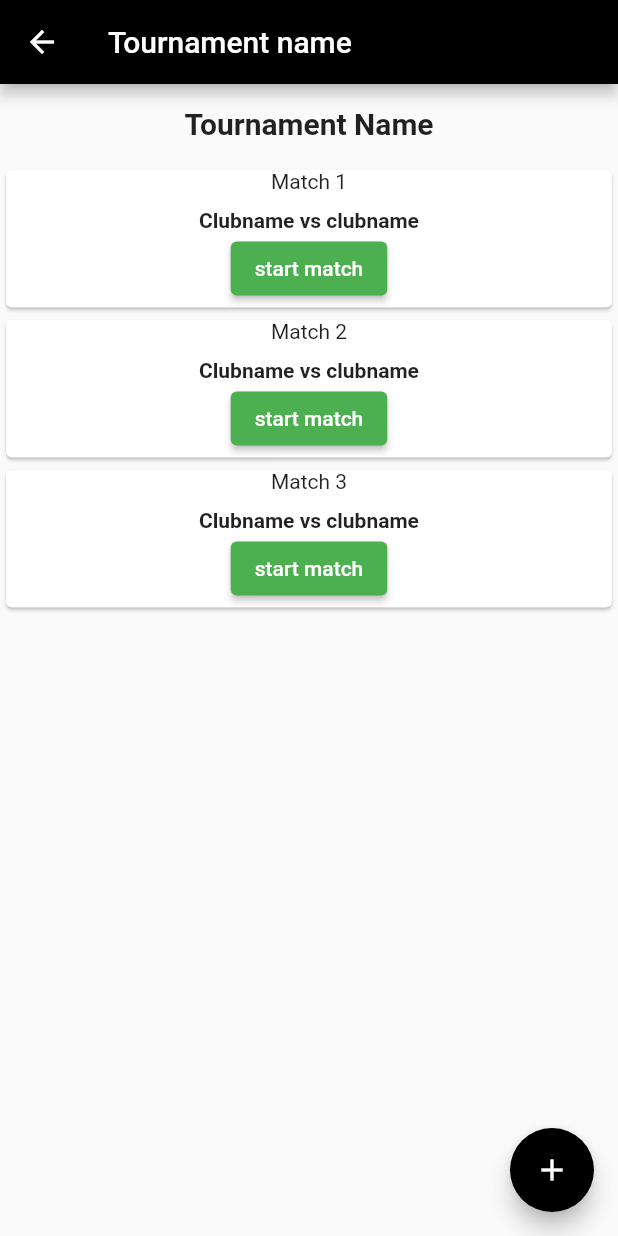
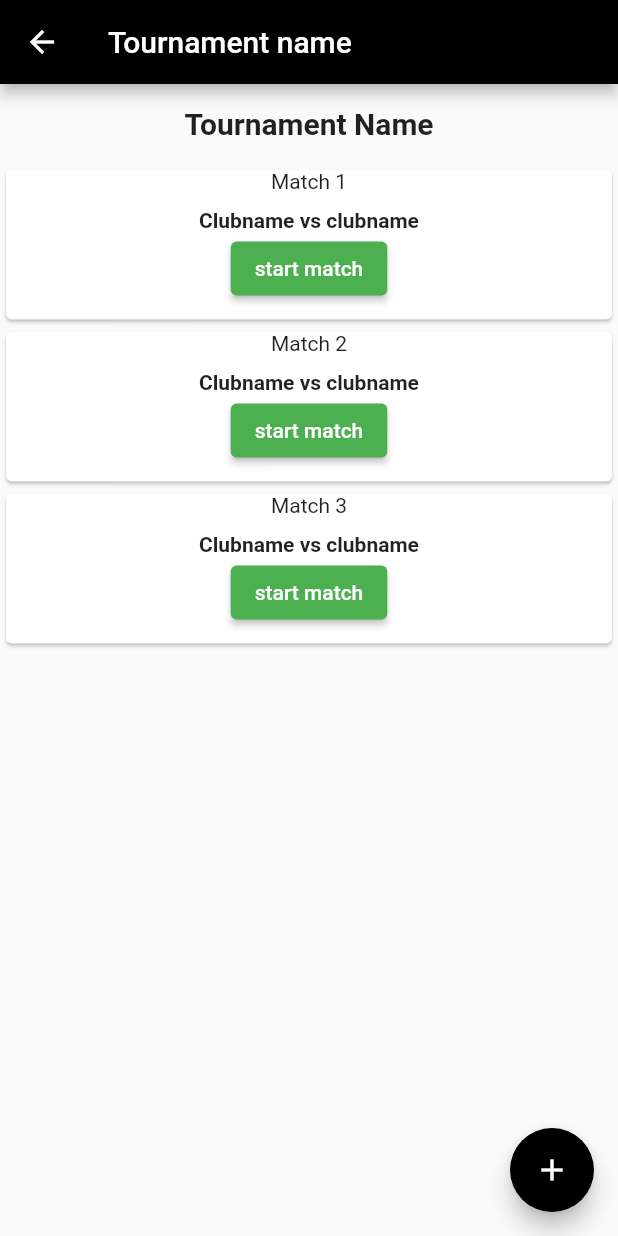
Before and after one commit to fliersclub/FliersClub, a Flutter app: the TournamentScreen2 screen opened directly, on a phone screen of 412 x 824 dp. Run offline on Flutter 3.47's test engine with Material 2 defaults, Android fonts, the phone set to English and light mode, and no system bars; our stand-ins replace carousel_slider.

Commit message:
height problem fixed

```diff
--- a/lib/screens/tournment_screen2.dart
+++ b/lib/screens/tournment_screen2.dart
@@ -39,7 +39,6 @@ class _TournamentScreenState extends State<TournamentScreen2> {
           ),
         ),
         Container(
-          height: 100,
           width: double.infinity,
           child: Card(
             child: Center(
@@ -86,7 +85,6 @@ class _TournamentScreenState extends State<TournamentScreen2> {
           ),
         ),
         Container(
-          height: 100,
           width: double.infinity,
           child: Card(
             child: Center(
@@ -133,7 +131,6 @@ class _TournamentScreenState extends State<TournamentScreen2> {
           ),
         ),
         Container(
-          height: 100,
           width: double.infinity,
           child: Card(
             child: Center(
```
Also changed, not shown: lib/screens/tournament_screen1.dart (+18 -7 lines).
